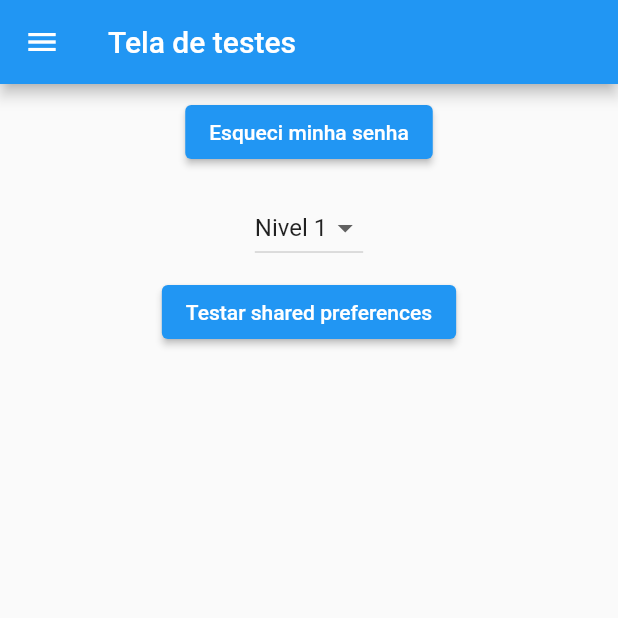
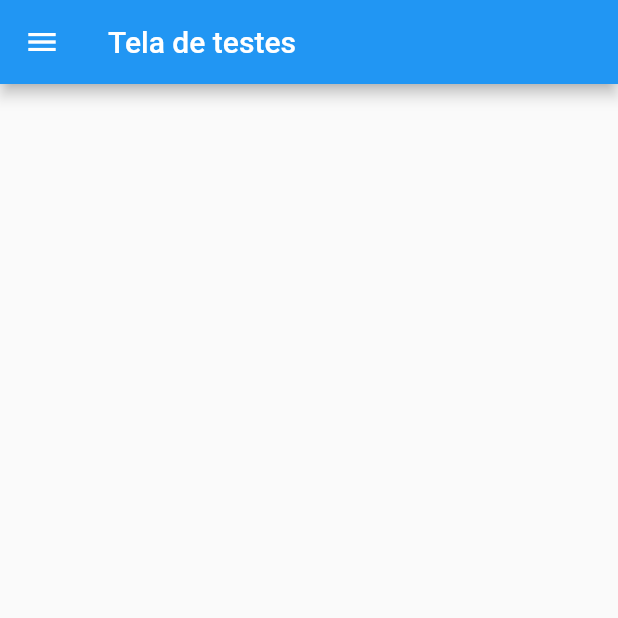
Before and after one commit to RVairoletto/prototipo-navegacao, a Flutter app: the TestesView screen opened by its route, on a phone screen of 412 x 824 dp, the top half of it. Run offline on Flutter 3.47's test engine with Material 2 defaults, Android fonts, the phone set to English and light mode, and no system bars; our stand-ins replace email_validator, shared_preferences; accounts and stored records are empty.

Commit message:
limpeza tela de testes, exclusao teste avulso

```diff
--- a/lib/tela_testes.dart
+++ b/lib/tela_testes.dart
@@ -1,7 +1,5 @@
 import 'package:flutter/material.dart';
-import 'package:prototipo_navegacao/controller/controller_login.dart';
 import 'package:prototipo_navegacao/widgets/default_user_drawer.dart';
-import 'package:shared_preferences/shared_preferences.dart';
 
 class TestesView extends StatefulWidget {
   const TestesView({super.key});
@@ -10,85 +8,14 @@ class TestesView extends StatefulWidget {
   State<TestesView> createState() => _TestesViewState();
 }
 
+//Tela criada para testes de componentes e rotinas
 class _TestesViewState extends State<TestesView> {
-  List<String> descNiveisAcesso = [];
-  String dropdownValue = '';
-
-  fetchNiveis(){
-    descNiveisAcesso = ['Nivel 1', 'Nivel 2', 'Nivel 3'];
-    dropdownValue = descNiveisAcesso.first;
-  }
-
-  @override
-  void initState() {
-    fetchNiveis();
-    super.initState();
-  }
   @override
   Widget build(BuildContext context) {
-    ControllerLogin ctrLogin = ControllerLogin();
 
     return Scaffold(
-        drawer: const DefaultUserDrawer(),
-        appBar: AppBar(title: const Text("Tela de testes")),
-        body: Center(
-          child: Column(
-            mainAxisSize: MainAxisSize.max,
-            children: [
-              //forgotPass
-              Flexible(
-                child: Padding(
-                  padding: const EdgeInsets.all(8),
-                  child: ElevatedButton(
-                    onPressed: (){
-                      ctrLogin.forgotPassword('renan.net2014@gmail.com');
-                    },
-                    child: const Text('Esqueci minha senha'),
-                  )
-                )
-              ),
-              //combobox
-              Flexible(
-                child: Padding(
-                  padding: const EdgeInsets.all(8),
-                  child: DropdownButton<String>(
-                    value: dropdownValue,
-                    onChanged: (value) {
-                      dropdownValue = value!;
-
-                      setState(() {
-                        //
-                      });
-                    },
-                    items: [
-                      for(int i = 0; i < descNiveisAcesso.length; i++)
-                        DropdownMenuItem(
-                          value: descNiveisAcesso[i],
-                          child: Text(descNiveisAcesso[i])
-                        )
-                    ]
-                  )
-                )
-              ),
-              //testando shared preferences
-              ElevatedButton(
-                  onPressed: () async {
-                    SharedPreferences prefs =
-                        await SharedPreferences.getInstance();
-
-                    showDialog(
-                        context: context,
-                        builder: (context) {
-                          return AlertDialog(
-                            title: const Text('Teste de shared preferences'),
-                            content: Text(
-                                prefs.getString('teste') ?? 'não deu certo'),
-                          );
-                        });
-                  },
-                  child: const Text('Testar shared preferences')),
-            ],
-          ),
-        ));
+      drawer: const DefaultUserDrawer(),
+      appBar: AppBar(title: const Text("Tela de testes")),
+    );
   }
 }
```
Also changed, not shown: lib/testes_avulsos.dart (deleted, +0 -32 lines).
